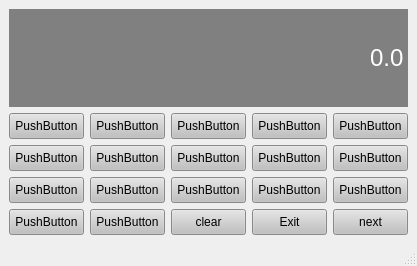
KaziMuktadirAhmed/ALgebric-Calculator-SPL-1-, file Calculator/Calculator/calculator.ui: the form before one commit.
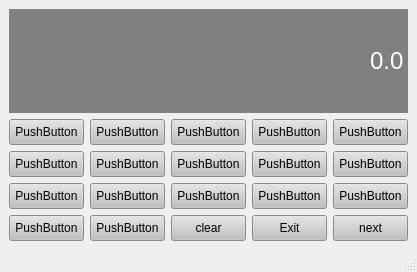
The form after the commit.

Diff of the .ui file:
```diff
--- a/Calculator/Calculator/calculator.ui
+++ b/Calculator/Calculator/calculator.ui
@@ -6,8 +6,8 @@
    <rect>
     <x>0</x>
     <y>0</y>
-    <width>377</width>
-    <height>266</height>
+    <width>384</width>
+    <height>272</height>
    </rect>
   </property>
   <property name="windowTitle">
```
Left out of the diff: 586 changed lines with no effect on the pictures.
